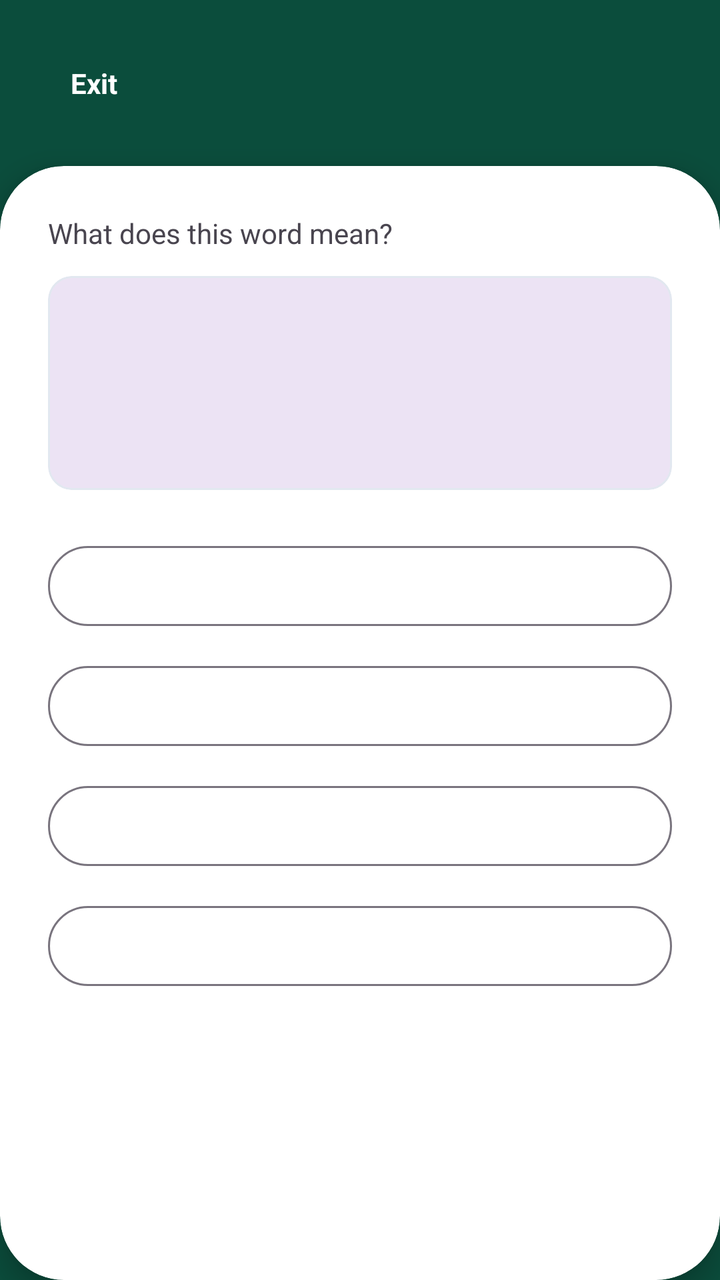
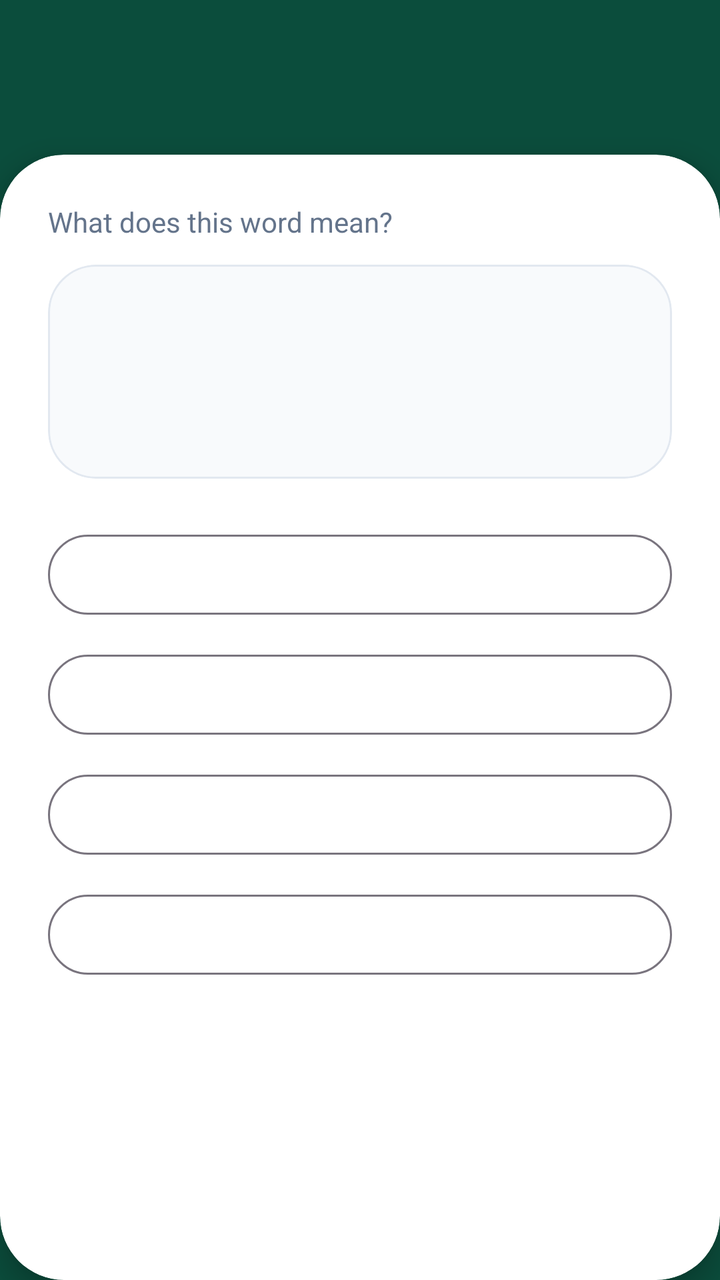

Compare the two renders of this Android layout. The source of the first and the diff that turns it into the second are given below.
<!-- AndroidManifest.xml: application theme Theme.Ingles_app -->
<!-- res/layout/activity_test.xml -->
<?xml version="1.0" encoding="utf-8"?>
<androidx.constraintlayout.widget.ConstraintLayout
    xmlns:android="http://schemas.android.com/apk/res/android"
    xmlns:app="http://schemas.android.com/apk/res-auto"
    android:id="@+id/main"
    android:layout_width="match_parent"
    android:layout_height="match_parent"
    android:background="@color/primary_dark_green">

        <LinearLayout
            android:id="@+id/headerTest"
            android:layout_width="match_parent"
            android:layout_height="wrap_content"
            android:gravity="center_vertical"
            android:orientation="horizontal"
            android:padding="24dp"
            app:layout_constraintTop_toTopOf="parent">

                <TextView
                    android:id="@+id/btnQuit"
                    android:layout_width="wrap_content"
                    android:layout_height="wrap_content"
                    android:padding="8dp"
                    android:text=" Exit"
                    android:textColor="@color/white"
                    android:textStyle="bold" />

                <TextView
                    android:id="@+id/tvTestTitle"
                    android:layout_width="0dp"
                    android:layout_height="wrap_content"
                    android:layout_marginStart="8dp"
                    android:layout_weight="1"
                    android:textColor="@color/white"
                    android:textSize="22sp"
                    android:textStyle="bold" />

                <TextView
                    android:id="@+id/txtProgress"
                    android:layout_width="wrap_content"
                    android:layout_height="wrap_content"
                    android:textSize="14sp"
                    android:textColor="#B2DFDB"/>
        </LinearLayout>

        <androidx.cardview.widget.CardView
            android:layout_width="match_parent"
            android:layout_height="0dp"
            app:cardBackgroundColor="@color/white"
            app:cardCornerRadius="32dp"
            app:cardElevation="8dp"
            app:layout_constraintBottom_toBottomOf="parent"
            app:layout_constraintTop_toBottomOf="@id/headerTest">

            <LinearLayout
                android:layout_width="match_parent"
                android:layout_height="match_parent"
                android:orientation="vertical"
                android:padding="24dp">

                    <TextView
                        android:layout_width="wrap_content"
                        android:layout_height="wrap_content"
                        android:text="What does this word mean?"
                        android:textSize="14sp"/>

                    <com.google.android.material.card.MaterialCardView
                        android:layout_width="match_parent"
                        android:layout_height="wrap_content"
                        android:layout_marginTop="12dp"
                        android:layout_marginBottom="24dp"
                        app:cardElevation="0dp"
                        app:strokeColor="@color/border_input"
                        app:strokeWidth="1dp">

                            <TextView
                                android:id="@+id/txtWordToTest"
                                android:layout_width="match_parent"
                                android:layout_height="wrap_content"
                                android:gravity="center"
                                android:padding="32dp"
                                android:textColor="@color/text_title"
                                android:textSize="32sp"
                                android:textStyle="bold" />
                    </com.google.android.material.card.MaterialCardView>

                    <Button
                        android:id="@+id/btnOption1"
                        style="?attr/materialButtonOutlinedStyle"
                        android:layout_width="match_parent"
                        android:layout_height="wrap_content"
                        android:layout_marginBottom="12dp"
                        android:textAllCaps="false"
                        android:textSize="16sp" />

                    <Button
                        android:id="@+id/btnOption2"
                        style="?attr/materialButtonOutlinedStyle"
                        android:layout_width="match_parent"
                        android:layout_height="wrap_content"
                        android:layout_marginBottom="12dp"
                        android:textAllCaps="false"
                        android:textSize="16sp" />

                    <Button
                        android:id="@+id/btnOption3"
                        style="?attr/materialButtonOutlinedStyle"
                        android:layout_width="match_parent"
                        android:layout_height="wrap_content"
                        android:layout_marginBottom="12dp"
                        android:textAllCaps="false"
                        android:textSize="16sp" />

                    <Button
                        android:id="@+id/btnOption4"
                        style="?attr/materialButtonOutlinedStyle"
                        android:layout_width="match_parent"
                        android:layout_height="wrap_content"
                        android:textAllCaps="false"
                        android:textSize="16sp" />
            </LinearLayout>
        </androidx.cardview.widget.CardView>

</androidx.constraintlayout.widget.ConstraintLayout>
<!-- resources referenced by this layout -->
<resources>
  <color name="border_input">#E2E8F0</color>
  <color name="primary_dark_green">#0B4D3C</color>
  <color name="text_title">#1E293B</color>
  <color name="white">#FFFFFFFF</color>
  <style name="Theme.Ingles_app" parent="Base.Theme.Ingles_app" />
  <style name="Base.Theme.Ingles_app" parent="Theme.Material3.DayNight.NoActionBar">
          
          
      </style>
</resources>

<!-- the commit's change to res/layout/activity_test.xml (unified diff, before → after) -->
@@ -17,19 +17,9 @@
             app:layout_constraintTop_toTopOf="parent">
 
                 <TextView
-                    android:id="@+id/btnQuit"
-                    android:layout_width="wrap_content"
-                    android:layout_height="wrap_content"
-                    android:padding="8dp"
-                    android:text=" Exit"
-                    android:textColor="@color/white"
-                    android:textStyle="bold" />
-
-                <TextView
                     android:id="@+id/tvTestTitle"
                     android:layout_width="0dp"
                     android:layout_height="wrap_content"
-                    android:layout_marginStart="8dp"
                     android:layout_weight="1"
                     android:textColor="@color/white"
                     android:textSize="22sp"
@@ -62,6 +52,7 @@
                         android:layout_width="wrap_content"
                         android:layout_height="wrap_content"
                         android:text="What does this word mean?"
+                        android:textColor="@color/text_secondary"
                         android:textSize="14sp"/>
 
                     <com.google.android.material.card.MaterialCardView
@@ -69,6 +60,8 @@
                         android:layout_height="wrap_content"
                         android:layout_marginTop="12dp"
                         android:layout_marginBottom="24dp"
+                        app:cardBackgroundColor="@color/bg_input"
+                        app:cardCornerRadius="24dp"
                         app:cardElevation="0dp"
                         app:strokeColor="@color/border_input"
                         app:strokeWidth="1dp">
<!-- resource entries referenced after the edit -->
@@ -1,7 +1,9 @@
 <!-- resources referenced by this layout -->
 <resources>
+  <color name="bg_input">#F8FAFC</color>
   <color name="border_input">#E2E8F0</color>
   <color name="primary_dark_green">#0B4D3C</color>
+  <color name="text_secondary">#64748B</color>
   <color name="text_title">#1E293B</color>
   <color name="white">#FFFFFFFF</color>
   <style name="Theme.Ingles_app" parent="Base.Theme.Ingles_app" />
